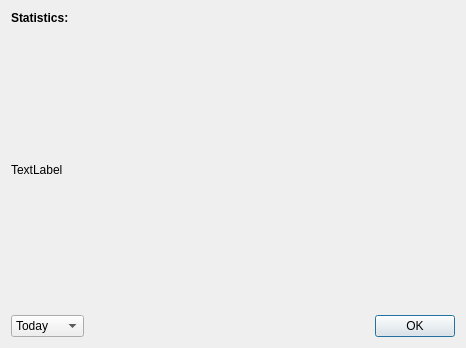
This is src/TimeTracker/statistics_dialog.ui in miere43/jatt as Qt 5 draws it before an edit. The edited form follows.
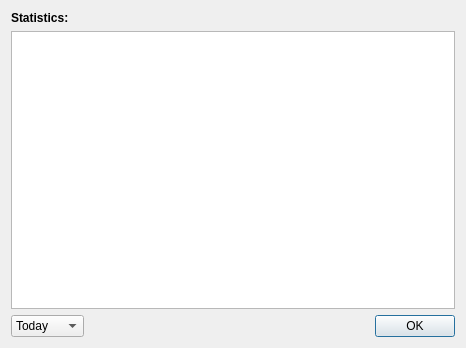
This is the edited form.

Commit message: Statistics now shown in a table.

The edit to the form file:
```diff
--- a/src/TimeTracker/statistics_dialog.ui
+++ b/src/TimeTracker/statistics_dialog.ui
@@ -42,10 +42,22 @@
       </widget>
      </item>
      <item>
-      <widget class="QLabel" name="displayLabel">
-       <property name="text">
-        <string>TextLabel</string>
+      <widget class="QTableView" name="infoTable">
+       <property name="sortingEnabled">
+        <bool>true</bool>
        </property>
+       <attribute name="horizontalHeaderCascadingSectionResizes">
+        <bool>false</bool>
+       </attribute>
+       <attribute name="horizontalHeaderShowSortIndicator" stdset="0">
+        <bool>true</bool>
+       </attribute>
+       <attribute name="horizontalHeaderStretchLastSection">
+        <bool>true</bool>
+       </attribute>
+       <attribute name="verticalHeaderVisible">
+        <bool>false</bool>
+       </attribute>
       </widget>
      </item>
     </layout>
```
The commit also changes 2 other files.
